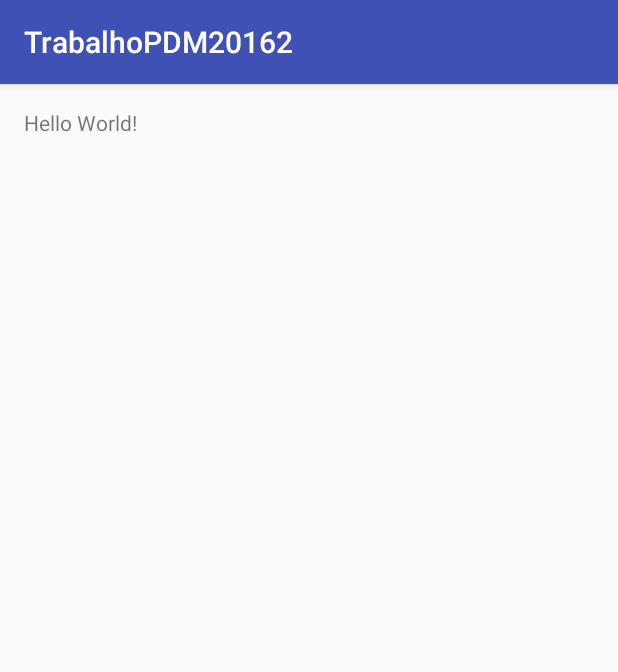
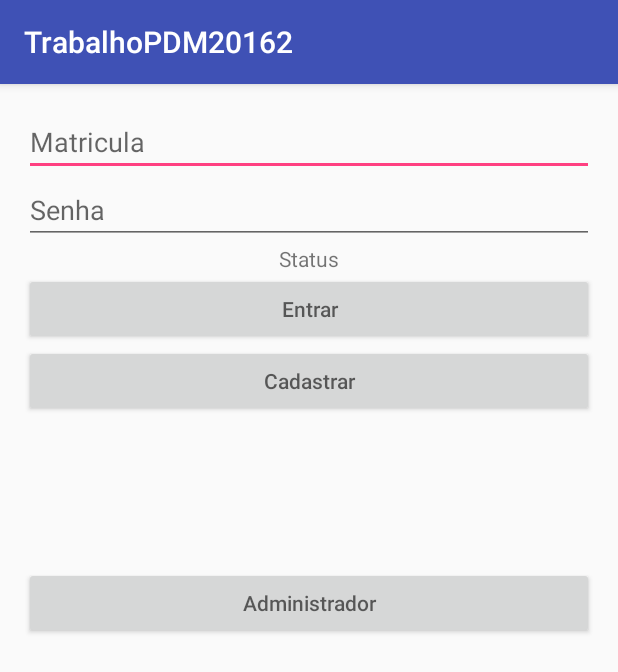
Before and after one commit to guilhermehto/trabpdm20162, an Android app: the screen it shows after launch (MainActivity), on a phone screen of 412 x 824 dp. Shown: the top 672 px of the screen. Run offline under Robolectric (Android 15) with nearby library versions, the phone set to English and light mode, and no system bars.

Commit message:
MainActivity

```diff
--- a/app/src/main/res/layout/activity_main.xml
+++ b/app/src/main/res/layout/activity_main.xml
@@ -1,5 +1,5 @@
 <?xml version="1.0" encoding="utf-8"?>
-<RelativeLayout xmlns:android="http://schemas.android.com/apk/res/android"
+<LinearLayout xmlns:android="http://schemas.android.com/apk/res/android"
     xmlns:tools="http://schemas.android.com/tools"
     android:layout_width="match_parent"
     android:layout_height="match_parent"
@@ -7,10 +7,40 @@
     android:paddingLeft="@dimen/activity_horizontal_margin"
     android:paddingRight="@dimen/activity_horizontal_margin"
     android:paddingTop="@dimen/activity_vertical_margin"
+    android:orientation="vertical"
     tools:context="com.ghelfer.trabalhopdm20162.MainActivity">
 
+    <EditText
+        android:layout_width="match_parent"
+        android:layout_height="wrap_content"
+        android:hint="Matricula" />
+
+    <EditText
+        android:layout_width="match_parent"
+        android:layout_height="wrap_content"
+        android:hint="Senha" />
+
     <TextView
-        android:layout_width="wrap_content"
+        android:layout_width="match_parent"
+        android:gravity="center"
         android:layout_height="wrap_content"
-        android:text="Hello World!" />
-</RelativeLayout>
+        android:text="Status"/>
+
+    <Button
+        android:layout_width="match_parent"
+        android:layout_height="wrap_content"
+        android:hint="Entrar" />
+
+    <Button
+        android:layout_width="match_parent"
+        android:layout_height="wrap_content"
+        android:hint="Cadastrar" />
+
+    <Button
+        android:layout_width="match_parent"
+        android:layout_height="wrap_content"
+        android:layout_marginTop="100dp"
+        android:hint="Administrador" />
+
+
+</LinearLayout>
--- /dev/null
+++ b/build.gradle
@@ -0,0 +1,23 @@
+// Top-level build file where you can add configuration options common to all sub-projects/modules.
+
+buildscript {
+    repositories {
+        jcenter()
+    }
+    dependencies {
+        classpath 'com.android.tools.build:gradle:2.1.3'
+
+        // NOTE: Do not place your application dependencies here; they belong
+        // in the individual module build.gradle files
+    }
+}
+
+allprojects {
+    repositories {
+        jcenter()
+    }
+}
+
+task clean(type: Delete) {
+    delete rootProject.buildDir
+}
--- /dev/null
+++ b/settings.gradle
@@ -0,0 +1 @@
+include ':app'
```
Also changed, not shown: gradle.properties (added, +18 -0 lines).
